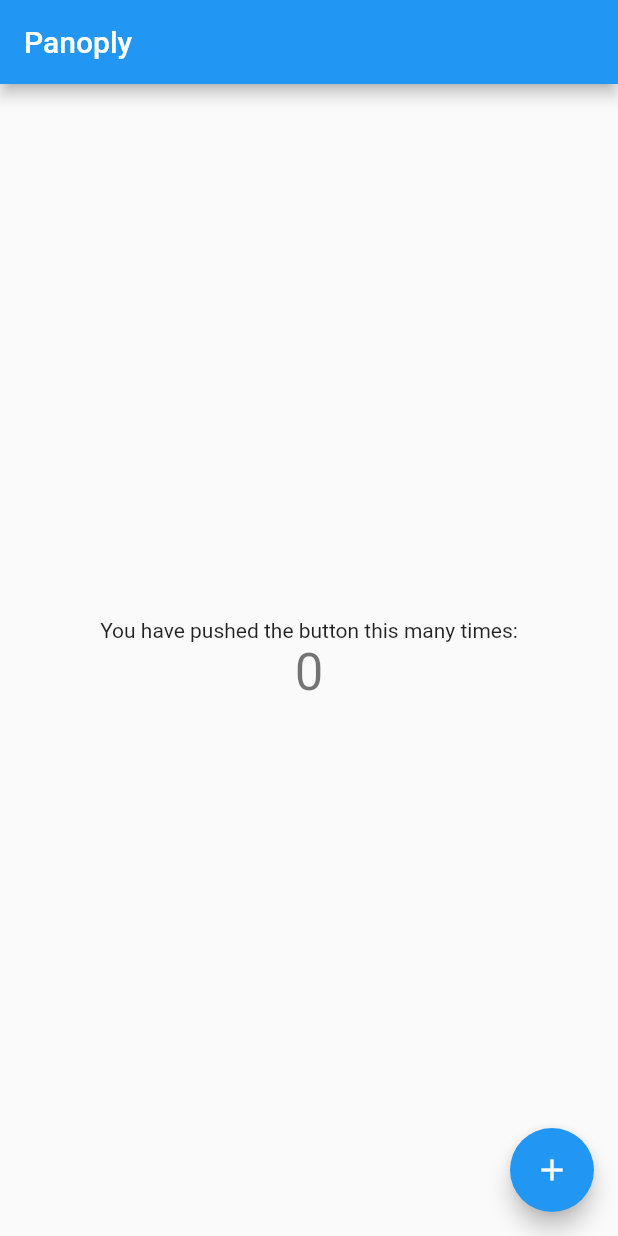
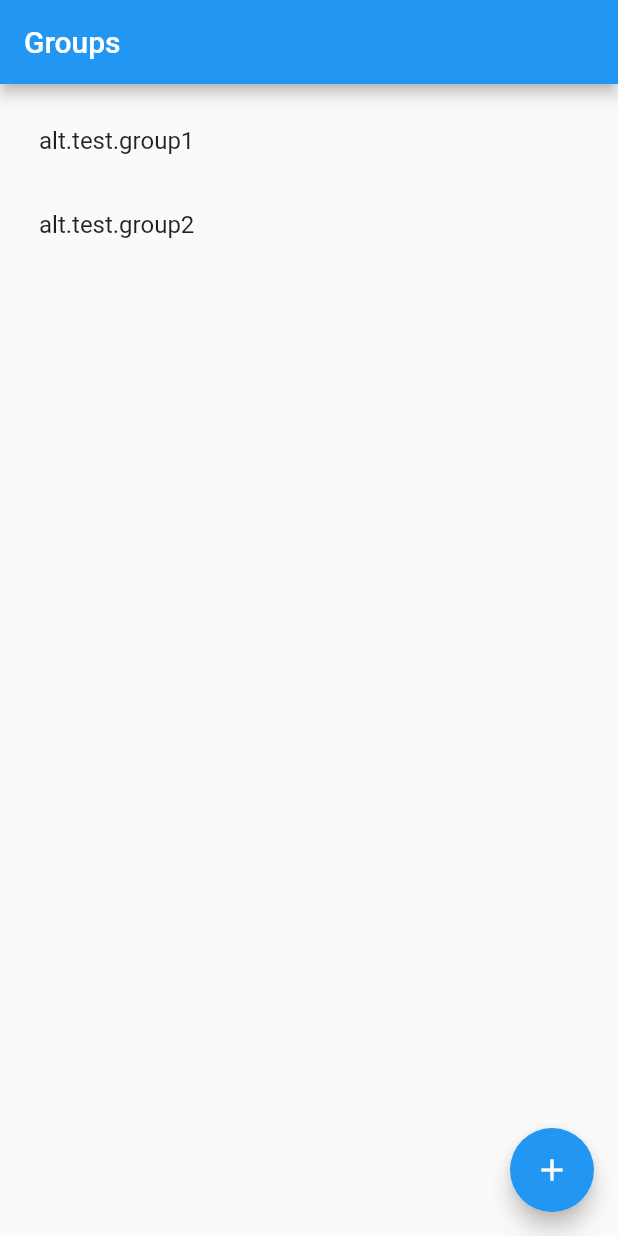
Before and after one commit to ssolon/panoply, a Flutter app: the screen it shows after launch, on a phone screen of 412 x 824 dp. Run offline on Flutter 3.47's test engine with Material 2 defaults, Android fonts, the phone set to English and light mode, and no system bars; our stand-ins replace loggy.

Commit message:
Add some literal groups and loggy for logging action

```diff
--- a/lib/main.dart
+++ b/lib/main.dart
@@ -1,6 +1,8 @@
+import 'package:loggy/loggy.dart';
 import 'package:flutter/material.dart';
 
 void main() {
+  Loggy.initLoggy();
   runApp(const MyApp());
 }
 
@@ -24,7 +26,7 @@ class MyApp extends StatelessWidget {
         // is not restarted.
         primarySwatch: Colors.blue,
       ),
-      home: const MyHomePage(title: 'Panoply'),
+      home: const MyHomePage(title: 'Groups'),
     );
   }
 }
@@ -47,7 +49,7 @@ class MyHomePage extends StatefulWidget {
   State<MyHomePage> createState() => _MyHomePageState();
 }
 
-class _MyHomePageState extends State<MyHomePage> {
+class _MyHomePageState extends State<MyHomePage> with UiLoggy {
   int _counter = 0;
 
   void _incrementCounter() {
@@ -61,6 +63,20 @@ class _MyHomePageState extends State<MyHomePage> {
     });
   }
 
+  Widget _buildSubscriptionItem(String name) {
+    return ListTile(
+      title: Text(name,),
+      onTap: () => loggy.error("You tapped $name"),
+    );
+  }
+
+  List<Widget> _buildSubscriptionList(BuildContext context) {
+    return <Widget>[
+      _buildSubscriptionItem('alt.test.group1'),
+      _buildSubscriptionItem('alt.test.group2'),
+    ];
+  }
+
   @override
   Widget build(BuildContext context) {
     // This method is rerun every time setState is called, for instance as done
@@ -69,42 +85,22 @@ class _MyHomePageState extends State<MyHomePage> {
     // The Flutter framework has been optimized to make rerunning build methods
     // fast, so that you can just rebuild anything that needs updating rather
     // than having to individually change instances of widgets.
+
+    const kBodyEdgeInsets = 10.0;
+
     return Scaffold(
       appBar: AppBar(
         // Here we take the value from the MyHomePage object that was created by
         // the App.build method, and use it to set our appbar title.
         title: Text(widget.title),
       ),
-      body: Center(
-        // Center is a layout widget. It takes a single child and positions it
-        // in the middle of the parent.
-        child: Column(
-          // Column is also a layout widget. It takes a list of children and
-          // arranges them vertically. By default, it sizes itself to fit its
-          // children horizontally, and tries to be as tall as its parent.
-          //
-          // Invoke "debug painting" (press "p" in the console, choose the
-          // "Toggle Debug Paint" action from the Flutter Inspector in Android
-          // Studio, or the "Toggle Debug Paint" command in Visual Studio Code)
-          // to see the wireframe for each widget.
-          //
-          // Column has various properties to control how it sizes itself and
-          // how it positions its children. Here we use mainAxisAlignment to
-          // center the children vertically; the main axis here is the vertical
-          // axis because Columns are vertical (the cross axis would be
-          // horizontal).
-          mainAxisAlignment: MainAxisAlignment.center,
-          children: <Widget>[
-            const Text(
-              'You have pushed the button this many times:',
-            ),
-            Text(
-              '$_counter',
-              style: Theme.of(context).textTheme.headline4,
-            ),
-          ],
+      body: Container(
+        padding: EdgeInsets.all(kBodyEdgeInsets),
+        child: ListView(
+            children: _buildSubscriptionList(context),
         ),
       ),
+
       floatingActionButton: FloatingActionButton(
         onPressed: _incrementCounter,
         tooltip: 'Increment',
--- a/pubspec.yaml
+++ b/pubspec.yaml
@@ -27,6 +27,8 @@ environment:
 # the latest version available on pub.dev. To see which dependencies have newer
 # versions available, run `flutter pub outdated`.
 dependencies:
+  loggy: ^2.0.0+1
+
   flutter:
     sdk: flutter
 
```
Also changed, not shown: pubspec.lock.
